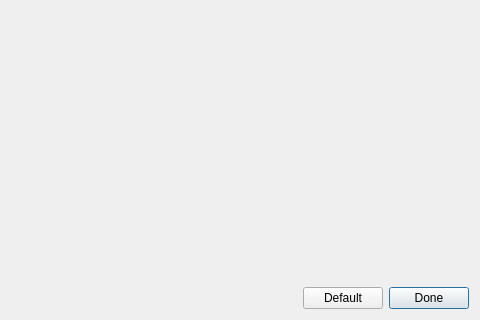
First picture: the form in Application/ui/AnalysisOptionsDialog.ui, repository rayngrowingsystems/RVS_Analytics, before the edit; both pictures show x 468 to 948 and y 228 to 548 of the 948 by 548 pixel window.
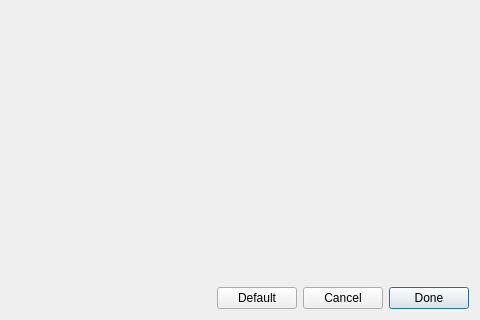
Second picture: the form after the edit.

Commit message: RAYNCAMANA-89: Added Cancel to Options dialog

Diff of the .ui file:
```diff
--- a/Application/ui/AnalysisOptionsDialog.ui
+++ b/Application/ui/AnalysisOptionsDialog.ui
@@ -69,6 +69,16 @@
        </property>
       </widget>
      </item>
+     <item>
+      <widget class="QPushButton" name="cancel_button">
+       <property name="text">
+        <string>Cancel</string>
+       </property>
+       <property name="autoDefault">
+        <bool>false</bool>
+       </property>
+      </widget>
+     </item>
      <item>
       <widget class="QPushButton" name="done_button">
        <property name="text">
```
The commit also changes 2 other files.
